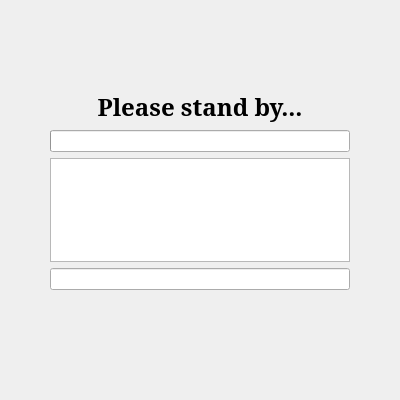
The window that anna_graphica/busybox.ui (matrixsmaster/ANNA) describes before a commit, drawn with Qt 5.
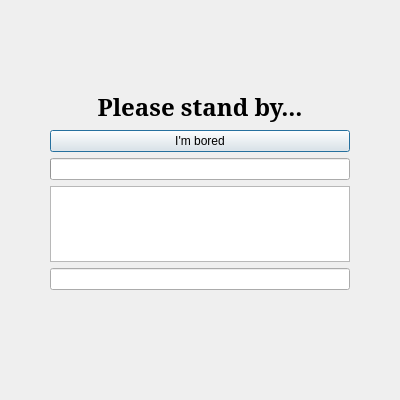
The same window after the commit. Icons and pictures are not drawn.

Commit message: GUI: Added boring button to BusyBox

```diff
--- a/anna_graphica/busybox.ui
+++ b/anna_graphica/busybox.ui
@@ -69,6 +69,13 @@
      </property>
     </widget>
    </item>
+   <item>
+    <widget class="QPushButton" name="pushButton">
+     <property name="text">
+      <string>I'm bored</string>
+     </property>
+    </widget>
+   </item>
    <item>
     <widget class="QProgressBar" name="progressBar">
      <property name="palette">
```
The commit also changes 3 other files.
